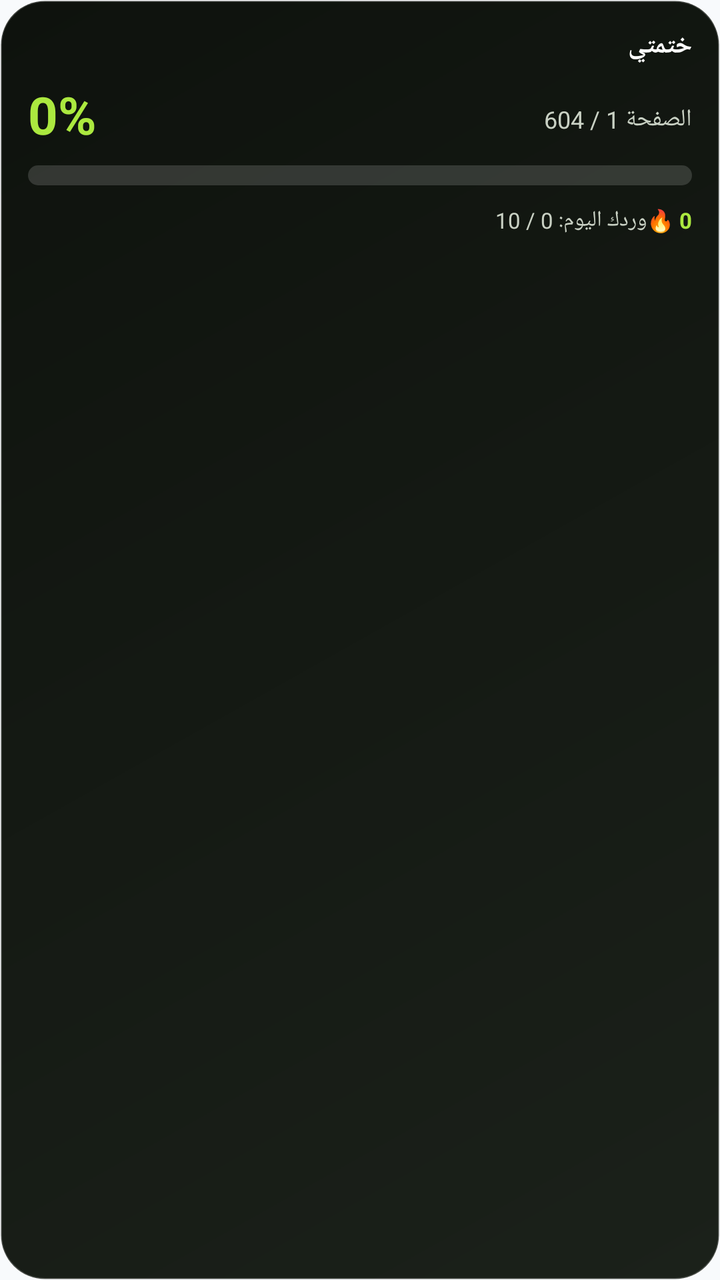
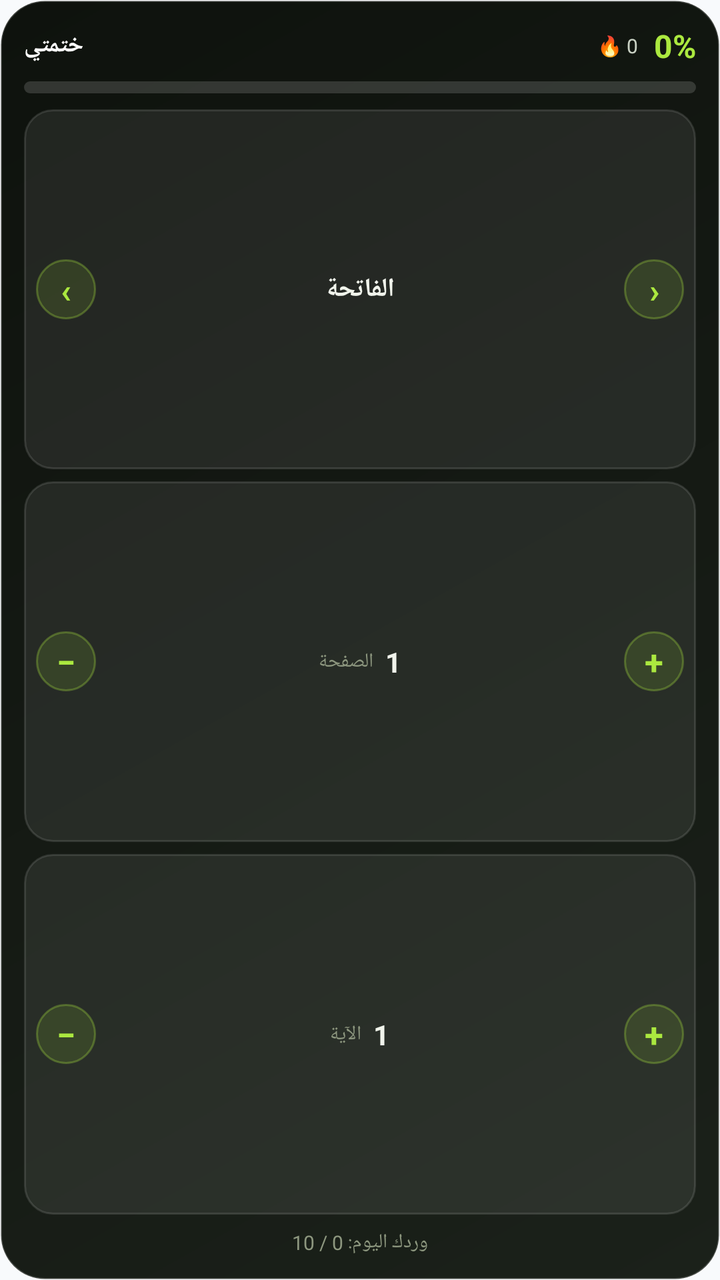

Two renders of the same Android screen: before a commit and after it. Below are the layout's source before the change and the commit's diff.
<!-- AndroidManifest.xml: application theme Theme.QuranTracker -->
<!-- res/layout/widget_progress.xml -->
<?xml version="1.0" encoding="utf-8"?>
<LinearLayout xmlns:android="http://schemas.android.com/apk/res/android"
    android:layout_width="match_parent"
    android:layout_height="match_parent"
    android:orientation="vertical"
    android:background="@drawable/widget_bg"
    android:padding="14dp"
    android:layoutDirection="rtl">

    
    <LinearLayout
        android:layout_width="match_parent"
        android:layout_height="wrap_content"
        android:orientation="horizontal"
        android:gravity="center_vertical">

        <TextView
            android:id="@+id/widget_app_name"
            android:layout_width="0dp"
            android:layout_height="wrap_content"
            android:layout_weight="1"
            android:text="ختمتي"
            android:textColor="#FFFFFF"
            android:textSize="13sp"
            android:textStyle="bold" />

        <TextView
            android:id="@+id/widget_khatmah_name"
            android:layout_width="wrap_content"
            android:layout_height="wrap_content"
            android:text=""
            android:textColor="#98A18E"
            android:textSize="11sp"
            android:maxLines="1"
            android:ellipsize="end" />
    </LinearLayout>

    
    <LinearLayout
        android:layout_width="match_parent"
        android:layout_height="wrap_content"
        android:orientation="horizontal"
        android:gravity="bottom"
        android:layout_marginTop="8dp">

        <TextView
            android:id="@+id/widget_percent"
            android:layout_width="wrap_content"
            android:layout_height="wrap_content"
            android:text="0%"
            android:textColor="#ABE83F"
            android:textSize="26sp"
            android:textStyle="bold" />

        <TextView
            android:id="@+id/widget_page"
            android:layout_width="0dp"
            android:layout_height="wrap_content"
            android:layout_weight="1"
            android:layout_marginStart="8dp"
            android:layout_marginBottom="3dp"
            android:text="الصفحة 1 / 604"
            android:textColor="#C9D1C4"
            android:textSize="12sp"
            android:gravity="start" />
    </LinearLayout>

    
    <ProgressBar
        android:id="@+id/widget_progress_bar"
        style="?android:attr/progressBarStyleHorizontal"
        android:layout_width="match_parent"
        android:layout_height="10dp"
        android:layout_marginTop="8dp"
        android:max="100"
        android:progress="0"
        android:progressDrawable="@drawable/widget_progress_track" />

    
    <LinearLayout
        android:layout_width="match_parent"
        android:layout_height="wrap_content"
        android:orientation="horizontal"
        android:gravity="center_vertical"
        android:layout_marginTop="10dp">

        <TextView
            android:id="@+id/widget_today"
            android:layout_width="0dp"
            android:layout_height="wrap_content"
            android:layout_weight="1"
            android:text="وردك اليوم: 0 / 10"
            android:textColor="#C9D1C4"
            android:textSize="11sp" />

        <TextView
            android:id="@+id/widget_streak"
            android:layout_width="wrap_content"
            android:layout_height="wrap_content"
            android:text="🔥 0"
            android:textColor="#ABE83F"
            android:textSize="11sp"
            android:textStyle="bold" />
    </LinearLayout>

</LinearLayout>
<!-- resources referenced by this layout -->
<resources>
  <!-- drawable widget_bg (drawable) -->
  <?xml version="1.0" encoding="utf-8"?>
  <shape xmlns:android="http://schemas.android.com/apk/res/android"
      android:shape="rectangle">
      <gradient
          android:angle="135"
          android:startColor="#1B211A"
          android:endColor="#0E120D" />
      <corners android:radius="22dp" />
      <stroke
          android:width="1dp"
          android:color="#33FFFFFF" />
  </shape>
  <!-- drawable widget_progress_track (drawable) -->
  <?xml version="1.0" encoding="utf-8"?>
  <layer-list xmlns:android="http://schemas.android.com/apk/res/android">
      
      <item android:id="@android:id/background">
          <shape android:shape="rectangle">
              <corners android:radius="10dp" />
              <solid android:color="#26FFFFFF" />
          </shape>
      </item>
      
      <item android:id="@android:id/progress">
          <clip>
              <shape android:shape="rectangle">
                  <corners android:radius="10dp" />
                  <gradient
                      android:startColor="#8AC22E"
                      android:endColor="#C7F75A"
                      android:angle="0" />
              </shape>
          </clip>
      </item>
  </layer-list>
  <style name="Theme.QuranTracker" parent="Theme.AppCompat.Light.NoActionBar">
          <item name="colorPrimary">@color/colorPrimary</item>
          <item name="colorPrimaryDark">@color/colorPrimaryDark</item>
          <item name="colorAccent">@color/colorAccent</item>
          <item name="android:windowBackground">@color/backgroundColor</item>
      </style>
  <color name="colorPrimary">#083264</color>
  <color name="colorPrimaryDark">#041B37</color>
  <color name="colorAccent">#139D62</color>
  <color name="backgroundColor">#F8FAFC</color>
</resources>

<!-- the commit's change to res/layout/widget_progress.xml (unified diff, before → after) -->
@@ -1,10 +1,11 @@
 <?xml version="1.0" encoding="utf-8"?>
 <LinearLayout xmlns:android="http://schemas.android.com/apk/res/android"
+    android:id="@+id/widget_root"
     android:layout_width="match_parent"
     android:layout_height="match_parent"
     android:orientation="vertical"
     android:background="@drawable/widget_bg"
-    android:padding="14dp"
+    android:padding="12dp"
     android:layoutDirection="rtl">
 
     
@@ -16,32 +17,33 @@
 
         <TextView
             android:id="@+id/widget_app_name"
-            android:layout_width="0dp"
-            android:layout_height="wrap_content"
-            android:layout_weight="1"
+            android:layout_width="wrap_content"
+            android:layout_height="wrap_content"
             android:text="ختمتي"
             android:textColor="#FFFFFF"
-            android:textSize="13sp"
+            android:textSize="12sp"
             android:textStyle="bold" />
 
         <TextView
             android:id="@+id/widget_khatmah_name"
-            android:layout_width="wrap_content"
-            android:layout_height="wrap_content"
+            android:layout_width="0dp"
+            android:layout_height="wrap_content"
+            android:layout_weight="1"
+            android:layout_marginStart="8dp"
             android:text=""
-            android:textColor="#98A18E"
-            android:textSize="11sp"
+            android:textColor="#8D977F"
+            android:textSize="10sp"
             android:maxLines="1"
             android:ellipsize="end" />
-    </LinearLayout>
-
-    
-    <LinearLayout
-        android:layout_width="match_parent"
-        android:layout_height="wrap_content"
-        android:orientation="horizontal"
-        android:gravity="bottom"
-        android:layout_marginTop="8dp">
+
+        <TextView
+            android:id="@+id/widget_streak"
+            android:layout_width="wrap_content"
+            android:layout_height="wrap_content"
+            android:layout_marginEnd="8dp"
+            android:text="🔥 0"
+            android:textColor="#C9D1C4"
+            android:textSize="10sp" />
 
         <TextView
             android:id="@+id/widget_percent"
@@ -49,29 +51,16 @@
             android:layout_height="wrap_content"
             android:text="0%"
             android:textColor="#ABE83F"
-            android:textSize="26sp"
-            android:textStyle="bold" />
-
-        <TextView
-            android:id="@+id/widget_page"
-            android:layout_width="0dp"
-            android:layout_height="wrap_content"
-            android:layout_weight="1"
-            android:layout_marginStart="8dp"
-            android:layout_marginBottom="3dp"
-            android:text="الصفحة 1 / 604"
-            android:textColor="#C9D1C4"
-            android:textSize="12sp"
-            android:gravity="start" />
-    </LinearLayout>
-
-    
+            android:textSize="16sp"
+            android:textStyle="bold" />
+    </LinearLayout>
+
     <ProgressBar
         android:id="@+id/widget_progress_bar"
         style="?android:attr/progressBarStyleHorizontal"
         android:layout_width="match_parent"
-        android:layout_height="10dp"
-        android:layout_marginTop="8dp"
+        android:layout_height="6dp"
+        android:layout_marginTop="7dp"
         android:max="100"
         android:progress="0"
         android:progressDrawable="@drawable/widget_progress_track" />
@@ -79,28 +68,182 @@
     
     <LinearLayout
         android:layout_width="match_parent"
+        android:layout_height="0dp"
+        android:layout_weight="1"
+        android:layout_marginTop="8dp"
+        android:minHeight="38dp"
+        android:orientation="horizontal"
+        android:gravity="center_vertical"
+        android:background="@drawable/widget_row_bg"
+        android:paddingStart="6dp"
+        android:paddingEnd="6dp">
+
+        <TextView
+            android:id="@+id/widget_surah_prev"
+            android:layout_width="30dp"
+            android:layout_height="30dp"
+            android:background="@drawable/widget_step_btn"
+            android:gravity="center"
+            android:text="‹"
+            android:textColor="#ABE83F"
+            android:textSize="17sp"
+            android:textStyle="bold" />
+
+        <TextView
+            android:id="@+id/widget_surah_label"
+            android:layout_width="0dp"
+            android:layout_height="wrap_content"
+            android:layout_weight="1"
+            android:gravity="center"
+            android:text="الفاتحة"
+            android:textColor="#F1F4EC"
+            android:textSize="13sp"
+            android:textStyle="bold"
+            android:maxLines="1"
+            android:ellipsize="end" />
+
+        <TextView
+            android:id="@+id/widget_surah_next"
+            android:layout_width="30dp"
+            android:layout_height="30dp"
+            android:background="@drawable/widget_step_btn"
+            android:gravity="center"
+            android:text="›"
+            android:textColor="#ABE83F"
+            android:textSize="17sp"
+            android:textStyle="bold" />
+    </LinearLayout>
+
+    
+    <LinearLayout
+        android:layout_width="match_parent"
+        android:layout_height="0dp"
+        android:layout_weight="1"
+        android:layout_marginTop="6dp"
+        android:minHeight="38dp"
+        android:orientation="horizontal"
+        android:gravity="center_vertical"
+        android:background="@drawable/widget_row_bg"
+        android:paddingStart="6dp"
+        android:paddingEnd="6dp">
+
+        <TextView
+            android:id="@+id/widget_page_dec"
+            android:layout_width="30dp"
+            android:layout_height="30dp"
+            android:background="@drawable/widget_step_btn"
+            android:gravity="center"
+            android:text="−"
+            android:textColor="#ABE83F"
+            android:textSize="17sp"
+            android:textStyle="bold" />
+
+        <LinearLayout
+            android:layout_width="0dp"
+            android:layout_height="wrap_content"
+            android:layout_weight="1"
+            android:orientation="horizontal"
+            android:gravity="center">
+
+            <TextView
+                android:layout_width="wrap_content"
+                android:layout_height="wrap_content"
+                android:text="الصفحة"
+                android:textColor="#8D977F"
+                android:textSize="10sp" />
+
+            <TextView
+                android:id="@+id/widget_page_val"
+                android:layout_width="wrap_content"
+                android:layout_height="wrap_content"
+                android:layout_marginStart="6dp"
+                android:text="1"
+                android:textColor="#F1F4EC"
+                android:textSize="14sp"
+                android:textStyle="bold" />
+        </LinearLayout>
+
+        <TextView
+            android:id="@+id/widget_page_inc"
+            android:layout_width="30dp"
+            android:layout_height="30dp"
+            android:background="@drawable/widget_step_btn"
+            android:gravity="center"
+            android:text="+"
+            android:textColor="#ABE83F"
+            android:textSize="17sp"
+            android:textStyle="bold" />
+    </LinearLayout>
+
+    
+    <LinearLayout
+        android:layout_width="match_parent"
+        android:layout_height="0dp"
+        android:layout_weight="1"
+        android:layout_marginTop="6dp"
+        android:minHeight="38dp"
+        android:orientation="horizontal"
+        android:gravity="center_vertical"
+        android:background="@drawable/widget_row_bg"
+        android:paddingStart="6dp"
+        android:paddingEnd="6dp">
+
+        <TextView
+            android:id="@+id/widget_ayah_dec"
+            android:layout_width="30dp"
+            android:layout_height="30dp"
+            android:background="@drawable/widget_step_btn"
+            android:gravity="center"
+            android:text="−"
+            android:textColor="#ABE83F"
+            android:textSize="17sp"
+            android:textStyle="bold" />
+
+        <LinearLayout
+            android:layout_width="0dp"
+            android:layout_height="wrap_content"
+            android:layout_weight="1"
+            android:orientation="horizontal"
+            android:gravity="center">
+
+            <TextView
+                android:layout_width="wrap_content"
+                android:layout_height="wrap_content"
+                android:text="الآية"
+                android:textColor="#8D977F"
+                android:textSize="10sp" />
+
+            <TextView
+                android:id="@+id/widget_ayah_val"
+                android:layout_width="wrap_content"
+                android:layout_height="wrap_content"
+                android:layout_marginStart="6dp"
+                android:text="1"
+                android:textColor="#F1F4EC"
+                android:textSize="14sp"
+                android:textStyle="bold" />
+        </LinearLayout>
+
+        <TextView
+            android:id="@+id/widget_ayah_inc"
+            android:layout_width="30dp"
+            android:layout_height="30dp"
+            android:background="@drawable/widget_step_btn"
+            android:gravity="center"
+            android:text="+"
+            android:textColor="#ABE83F"
+            android:textSize="17sp"
+            android:textStyle="bold" />
+    </LinearLayout>
+
+    <TextView
+        android:id="@+id/widget_today"
+        android:layout_width="match_parent"
         android:layout_height="wrap_content"
-        android:orientation="horizontal"
-        android:gravity="center_vertical"
-        android:layout_marginTop="10dp">
-
-        <TextView
-            android:id="@+id/widget_today"
-            android:layout_width="0dp"
-            android:layout_height="wrap_content"
-            android:layout_weight="1"
-            android:text="وردك اليوم: 0 / 10"
-            android:textColor="#C9D1C4"
-            android:textSize="11sp" />
-
-        <TextView
-            android:id="@+id/widget_streak"
-            android:layout_width="wrap_content"
-            android:layout_height="wrap_content"
-            android:text="🔥 0"
-            android:textColor="#ABE83F"
-            android:textSize="11sp"
-            android:textStyle="bold" />
-    </LinearLayout>
+        android:layout_marginTop="7dp"
+        android:gravity="center"
+        android:text="وردك اليوم: 0 / 10"
+        android:textColor="#8D977F"
+        android:textSize="10sp" />
 
 </LinearLayout>
<!-- resource entries referenced after the edit -->
@@ -36,6 +36,25 @@
           </clip>
       </item>
   </layer-list>
+  <!-- drawable widget_row_bg (drawable) -->
+  <?xml version="1.0" encoding="utf-8"?>
+  <shape xmlns:android="http://schemas.android.com/apk/res/android"
+      android:shape="rectangle">
+      <solid android:color="#14FFFFFF" />
+      <corners android:radius="14dp" />
+      <stroke
+          android:width="1dp"
+          android:color="#1FFFFFFF" />
+  </shape>
+  <!-- drawable widget_step_btn (drawable) -->
+  <?xml version="1.0" encoding="utf-8"?>
+  <shape xmlns:android="http://schemas.android.com/apk/res/android"
+      android:shape="oval">
+      <solid android:color="#1FABE83F" />
+      <stroke
+          android:width="1dp"
+          android:color="#4DABE83F" />
+  </shape>
   <style name="Theme.QuranTracker" parent="Theme.AppCompat.Light.NoActionBar">
           <item name="colorPrimary">@color/colorPrimary</item>
           <item name="colorPrimaryDark">@color/colorPrimaryDark</item>
